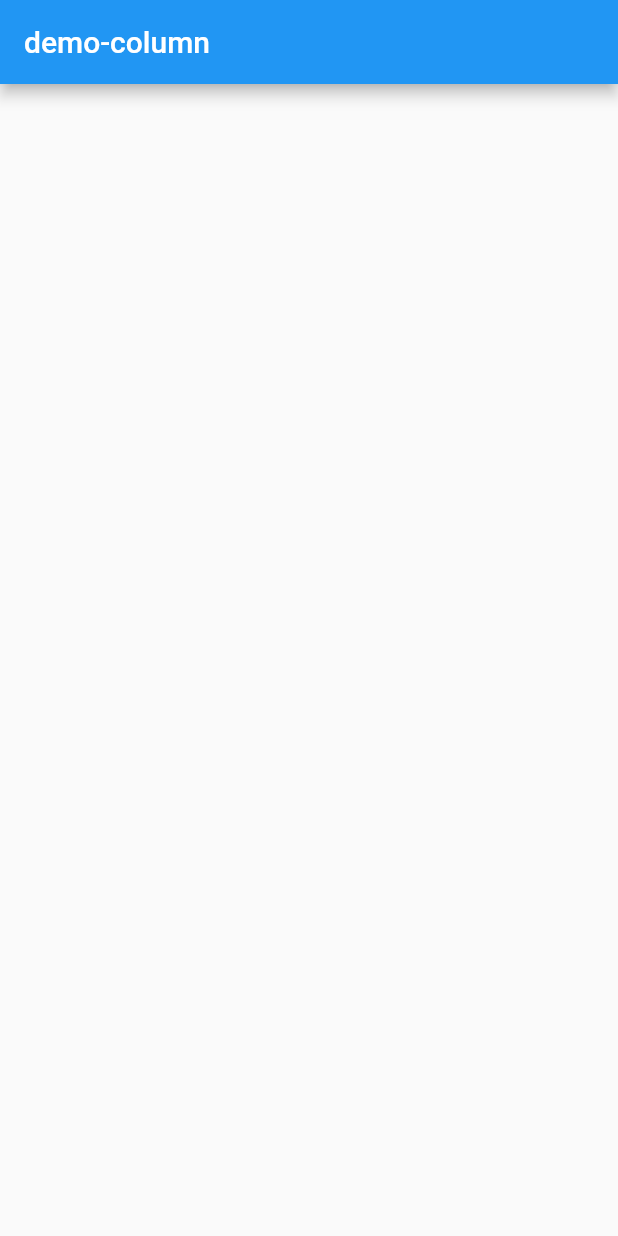
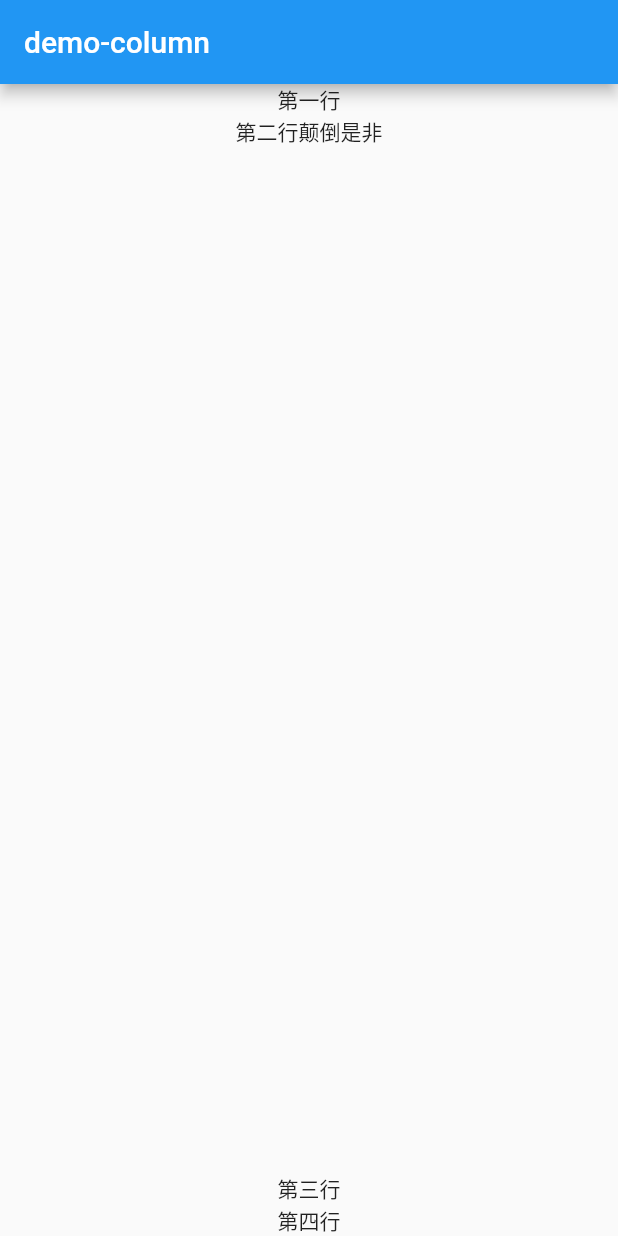
Before and after one commit to suidagang/flutterLearn, a Flutter app: the screen it shows after launch, on a phone screen of 412 x 824 dp. Run offline on Flutter 3.47's test engine with Material 2 defaults, Android fonts, the phone set to English and light mode, and no system bars.

Commit message:
完善
Signed-off-by: suigang <244153653@qq.com>

```diff
--- a/democolumn/lib/main.dart
+++ b/democolumn/lib/main.dart
@@ -7,6 +7,18 @@ class MyApp extends StatelessWidget{
 			title:"suigang",
 			home:Scaffold(
 				appBar: new AppBar(title:new Text("demo-column")),
+				body: Center(child:Column(
+						crossAxisAlignment: CrossAxisAlignment.center,
+						mainAxisAlignment: MainAxisAlignment.center,
+
+						children: <Widget>[
+							Text("第一行"),
+							Expanded(child:Text("第二行颠倒是非") ,) ,
+							Text("第三行"),
+							Text("第四行")
+						],
+					),
+				),
 			) ,
 		);
 	}
```
